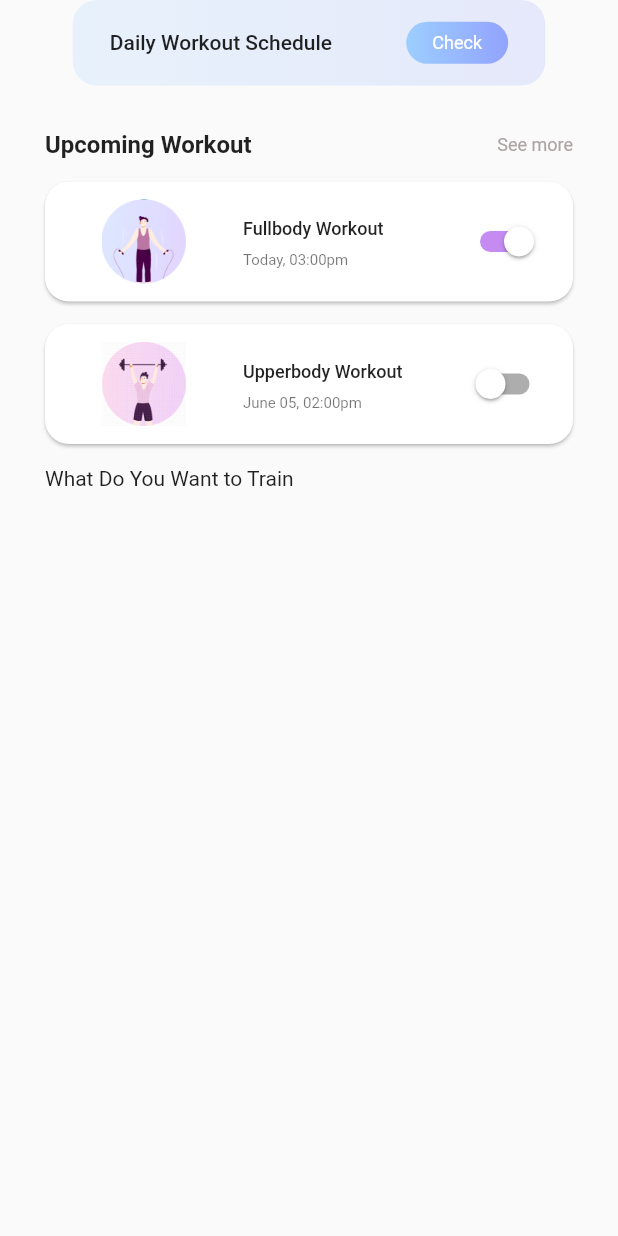
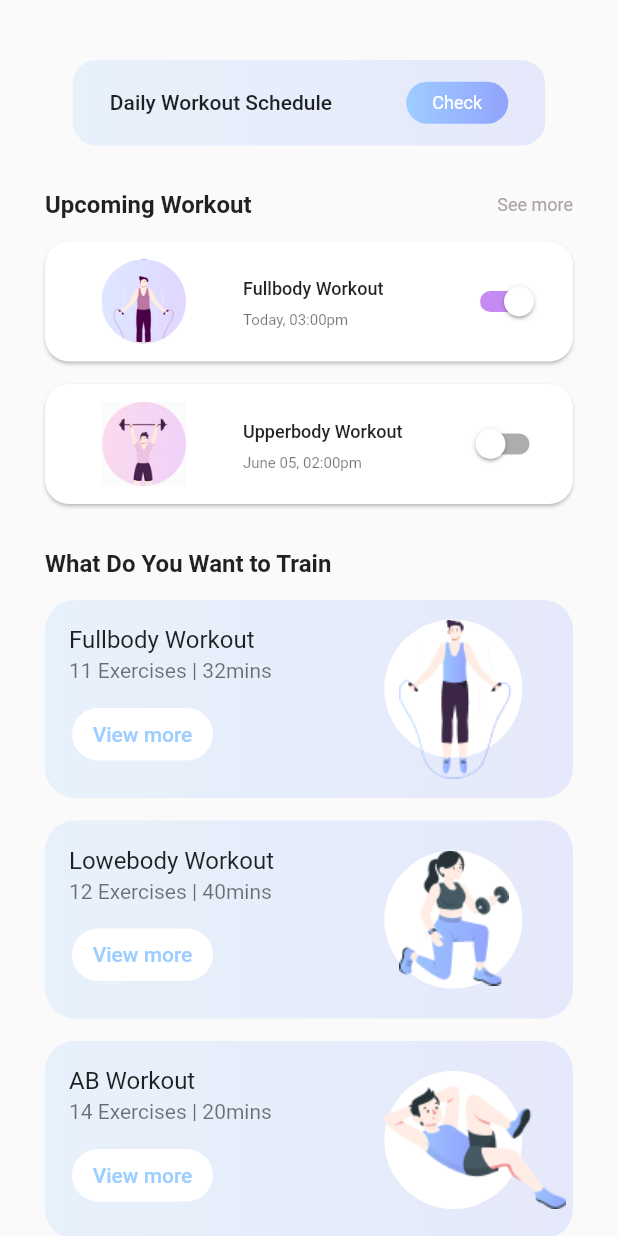
Before and after one commit to Dodowxoja/fitnes_exam, a Flutter app: the MyHomePage screen opened by its route, on a phone screen of 412 x 824 dp. Run offline on Flutter 3.47's test engine with Material 2 defaults, Android fonts, the phone set to English and light mode, and no system bars; our stand-ins replace flutter_svg.

Commit message:
qoshildi va ozgardi

```diff
--- a/lib/core/constants/const.dart
+++ b/lib/core/constants/const.dart
@@ -30,6 +30,7 @@
   static String wText6 = 'Upperbody Workout';
   static String wText7 = 'June 05, 02:00pm';
   static String wText8 = 'What Do You Want to Train';
+  static String wText10 = '11 Exercises | 32mins';
   static String wText11 = 'Lowebody Workout';
   static String wText12 = '12 Exercises | 40mins';
   static String wText13 = 'AB Workout';
--- a/lib/routes/my_route.dart
+++ b/lib/routes/my_route.dart
@@ -18,7 +18,11 @@
       case '/home':
         return MaterialPageRoute(builder: (context) => const MyHomePage());
       case '/details':
-        return MaterialPageRoute(builder: (context) => const DetailsPage());
+        return MaterialPageRoute(
+          builder: (context) => DetailsPage(
+            name: (args as String),
+          ),
+        );
     }
   }
 }
--- a/lib/screens/home/details_page.dart
+++ b/lib/screens/home/details_page.dart
@@ -1,7 +1,8 @@
 import 'package:flutter/material.dart';
 
 class DetailsPage extends StatefulWidget {
-  const DetailsPage({Key? key}) : super(key: key);
+  String name;
+  DetailsPage({Key? key, required this.name}) : super(key: key);
 
   @override
   _DetailsPageState createState() => _DetailsPageState();
@@ -10,6 +11,18 @@
 class _DetailsPageState extends State<DetailsPage> {
   @override
   Widget build(BuildContext context) {
-    return Scaffold();
+    return Scaffold(
+      body: SafeArea(
+        child: SingleChildScrollView(
+          child: Column(
+            children: [
+              ListTile(
+                title: Text(widget.name),
+              ),
+            ],
+          ),
+        ),
+      ),
+    );
   }
 }
--- a/lib/screens/home/my_home_page.dart
+++ b/lib/screens/home/my_home_page.dart
@@ -16,6 +16,10 @@
   Widget build(BuildContext context) {
     return Scaffold(
       body: SafeArea(
+        child: ListView(
+          children: [
+            Padding(
+              padding: const EdgeInsets.symmetric(horizontal: 30, vertical: 40),
               child: Column(
                 children: [
                   // 1
@@ -48,15 +52,15 @@
                             ),
                           ),
                           alignment: Alignment.center,
-                    child: MyText.text('Check', color: Colors.white, size: 12),
+                          child: MyText.text('Check',
+                              color: Colors.white, size: 12),
                         ),
                       ],
                     ),
                   ),
                   // 2
                   Padding(
-              padding: const EdgeInsets.only(
-                  left: 30, right: 30, top: 30, bottom: 15),
+                    padding: const EdgeInsets.only(top: 30, bottom: 15),
                     child: Row(
                       mainAxisAlignment: MainAxisAlignment.spaceBetween,
                       children: [
@@ -79,8 +83,6 @@
                     TextConst.wTextR4,
                     TextConst.wText5,
                     sTitle1,
-              lSize: 30,
-              rSize: 30,
                   ),
                   //4
                   wCard(
@@ -88,20 +90,131 @@
                     TextConst.wText6,
                     TextConst.wText7,
                     sTitle2,
-              lSize: 30,
-              rSize: 30,
                     tSize: 15,
-              bSize: 15,
+                    bSize: 30,
                   ),
                   //5
                   Padding(
-              padding: const EdgeInsets.only(bottom: 15, left: 30, right: 30),
+                    padding: const EdgeInsets.only(
+                      bottom: 15,
+                    ),
                     child: Row(
-                children: [MyText.text(TextConst.wText8)],
+                      children: [
+                        MyText.text(
+                          TextConst.wText8,
+                          fWeight: FontWeight.w600,
+                          size: 16,
+                        )
+                      ],
+                    ),
+                  ),
+                  wContainerButton(
+                    TextConst.wTextR4,
+                    TextConst.wText10,
+                    'assets/images/home/Vector1.png',
+                    imgLSize: 10,
+                    bSize: 15,
+                  ),
+                  wContainerButton(
+                    TextConst.wText11,
+                    TextConst.wText12,
+                    'assets/images/home/Vector2.png',
+                    imgLSize: 10,
+                    bSize: 15,
+                  ),
+                  wContainerButton(
+                    TextConst.wText13,
+                    TextConst.wText14,
+                    'assets/images/home/Vector3.png',
+                    imgTSize: 10,
+                  ),
+                ],
+              ),
+            ),
+          ],
+        ),
+      ),
+    );
+  }
+
+  Container wContainerButton(
+    String text1,
+    String text2,
+    String imgText, {
+    double bSize = 0,
+    double imgLSize = 0,
+    double imgRSize = 0,
+    double imgTSize = 0,
+  }) {
+    return Container(
+      margin: EdgeInsets.only(bottom: bSize),
+      height: 132,
+      decoration: BoxDecoration(
+        borderRadius: BorderRadius.circular(20),
+        gradient: LinearGradient(
+          colors: [
+            ColorConst.kPColor1.withOpacity(0.2),
+            ColorConst.kPColor2.withOpacity(0.2),
+          ],
+        ),
+      ),
+      child: Row(
+        children: [
+          Expanded(
+            flex: 3,
+            child: Column(
+              crossAxisAlignment: CrossAxisAlignment.start,
+              children: [
+                ListTile(
+                  title: MyText.text(text1),
+                  subtitle: MyText.text(text2),
+                ),
+                Container(
+                  margin: const EdgeInsets.only(left: 18),
+                  height: 35,
+                  width: 94,
+                  decoration: BoxDecoration(
+                    color: Colors.white,
+                    borderRadius: BorderRadius.circular(50),
+                  ),
+                  child: TextButton(
+                    style: TextButton.styleFrom(primary: ColorConst.kPColor1),
+                    child: MyText.text(TextConst.wTextR0,
+                        color: ColorConst.kPColor1),
+                    onPressed: () {
+                      Navigator.pushNamed(
+                        context,
+                        '/details',
+                        arguments: text1,
+                      );
+                    },
                   ),
                 )
               ],
             ),
+          ),
+          Expanded(
+            flex: 2,
+            child: Padding(
+              padding: const EdgeInsets.only(left: 15.0),
+              child: Stack(
+                children: [
+                  const CircleAvatar(
+                    radius: 46,
+                    backgroundColor: Colors.white,
+                  ),
+                  Padding(
+                    padding: EdgeInsets.only(
+                        left: imgLSize, right: imgRSize, top: imgTSize),
+                    child: Image(
+                      image: AssetImage(imgText),
+                    ),
+                  )
+                ],
+              ),
+            ),
+          )
+        ],
       ),
     );
   }
@@ -142,13 +255,7 @@
             thumbColor: MaterialStateColor.resolveWith(
               (states) => Colors.white,
             ),
-            onChanged: (v) {
-              setState(() {
-                debugPrint('$state');
-                state = v;
-                debugPrint('$state');
-              });
-            },
+            onChanged: (v) => setState(() => state = !state),
             value: state,
           ),
         ),
```
Also changed, not shown: assets/images/home/Vector1.png (added), assets/images/home/Vector2.png (added), assets/images/home/Vector3.png (added). Lines whose indentation alone changed are shown as unchanged.
